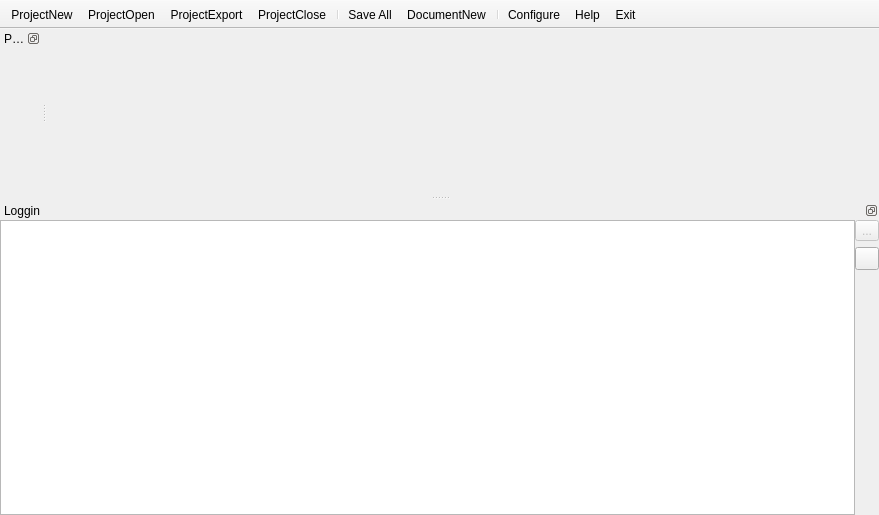
The window that mainwindow.ui (martinribelotta/embedded-ide) describes before a commit, drawn with Qt 5.
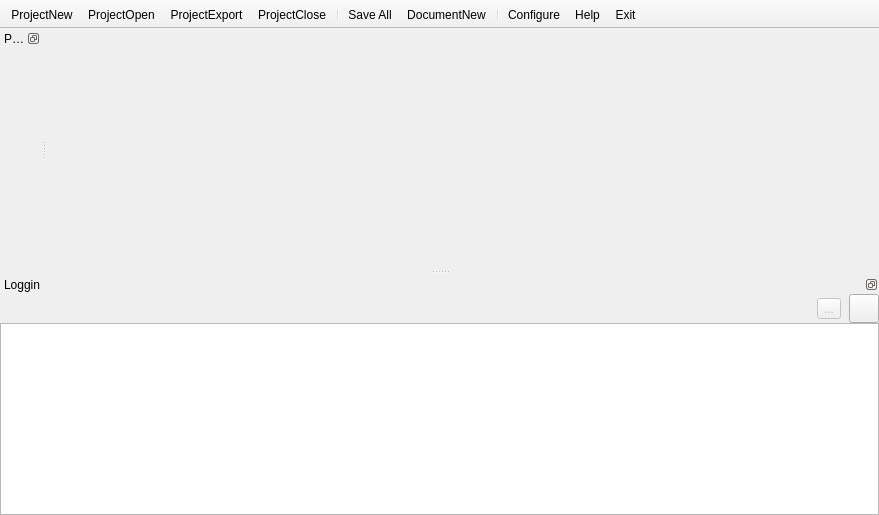
The same window after the commit. Icons and pictures are not drawn. Custom widgets are drawn as their Qt base class.

Commit message: Error handling and got-to-edit

What changed in the file:
```diff
--- a/mainwindow.ui
+++ b/mainwindow.ui
@@ -87,22 +87,52 @@
      <property name="bottomMargin">
       <number>0</number>
      </property>
-     <property name="horizontalSpacing">
+     <property name="spacing">
       <number>0</number>
      </property>
-     <item row="2" column="1">
-      <spacer name="verticalSpacer">
+     <item row="0" column="2">
+      <spacer name="horizontalSpacer_2">
        <property name="orientation">
-        <enum>Qt::Vertical</enum>
+        <enum>Qt::Horizontal</enum>
        </property>
+       <property name="sizeType">
+        <enum>QSizePolicy::Minimum</enum>
+       </property>
        <property name="sizeHint" stdset="0">
         <size>
-         <width>20</width>
-         <height>245</height>
+         <width>8</width>
+         <height>20</height>
         </size>
        </property>
       </spacer>
      </item>
+     <item row="0" column="0">
+      <spacer name="horizontalSpacer">
+       <property name="orientation">
+        <enum>Qt::Horizontal</enum>
+       </property>
+       <property name="sizeHint" stdset="0">
+        <size>
+         <width>808</width>
+         <height>20</height>
+        </size>
+       </property>
+      </spacer>
+     </item>
+     <item row="0" column="3">
+      <widget class="QToolButton" name="toolButton">
+       <property name="icon">
+        <iconset theme="edit-clear" resource="resources.qrc">
+         <normaloff>:/icon-theme/icon-theme/edit-clear.png</normaloff>:/icon-theme/icon-theme/edit-clear.png</iconset>
+       </property>
+       <property name="iconSize">
+        <size>
+         <width>22</width>
+         <height>22</height>
+        </size>
+       </property>
+      </widget>
+     </item>
      <item row="0" column="1">
       <widget class="QToolButton" name="buildStop">
        <property name="enabled">
@@ -115,27 +145,19 @@
         <iconset theme="process-stop" resource="resources.qrc">
          <normaloff>:/icon-theme/icon-theme/process-stop.png</normaloff>:/icon-theme/icon-theme/process-stop.png</iconset>
        </property>
-      </widget>
-     </item>
-     <item row="1" column="1">
-      <widget class="QToolButton" name="toolButton">
-       <property name="icon">
-        <iconset theme="edit-clear" resource="resources.qrc">
-         <normaloff>:/icon-theme/icon-theme/edit-clear.png</normaloff>:/icon-theme/icon-theme/edit-clear.png</iconset>
+       <property name="iconSize">
+        <size>
+         <width>22</width>
+         <height>22</height>
+        </size>
        </property>
       </widget>
      </item>
-     <item row="0" column="0" rowspan="3">
-      <widget class="QPlainTextEdit" name="textLog">
-       <property name="undoRedoEnabled">
+     <item row="1" column="0" colspan="4">
+      <widget class="QTextBrowser" name="textLog">
+       <property name="openLinks">
         <bool>false</bool>
        </property>
-       <property name="lineWrapMode">
-        <enum>QPlainTextEdit::NoWrap</enum>
-       </property>
-       <property name="readOnly">
-        <bool>true</bool>
-       </property>
       </widget>
      </item>
     </layout>
```
Left out of the diff: 14 changed lines with no effect on the pictures. The commit also changes 12 other files.
